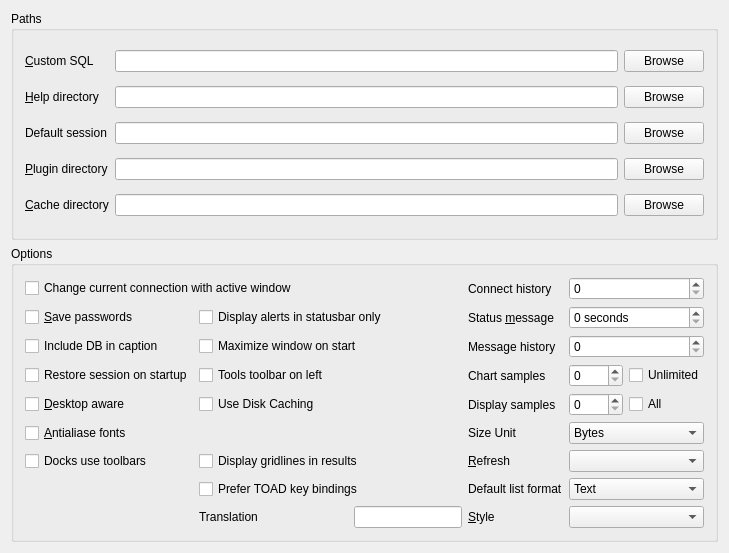
Before: the Qt Designer form src/toglobalsettingui.ui in tora-tool/tora, drawn with Qt 5.
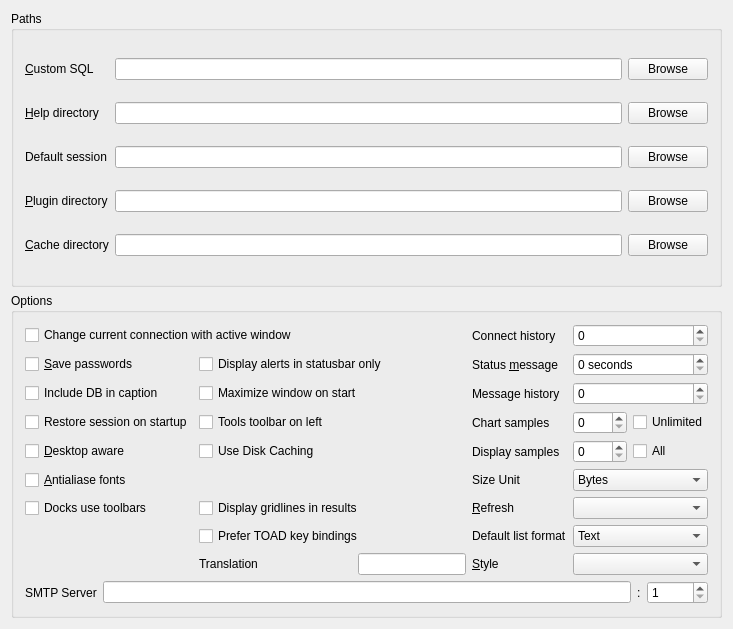
After: the same form once the commit is applied. Custom widgets are drawn as their Qt base class.

The edit to the form file:
```diff
--- a/src/toglobalsettingui.ui
+++ b/src/toglobalsettingui.ui
@@ -5,8 +5,8 @@
    <rect>
     <x>0</x>
     <y>0</y>
-    <width>729</width>
-    <height>553</height>
+    <width>733</width>
+    <height>629</height>
    </rect>
   </property>
   <property name="windowTitle" >
@@ -32,7 +32,7 @@
     <number>6</number>
    </property>
    <item row="0" column="0" >
-    <widget class="Q3GroupBox" name="GroupBox2" >
+    <widget class="QGroupBox" name="GroupBox2" >
      <property name="title" >
       <string>Paths</string>
      </property>
@@ -186,7 +186,7 @@
     </widget>
    </item>
    <item row="1" column="0" >
-    <widget class="Q3GroupBox" name="OptionGroup" >
+    <widget class="QGroupBox" name="OptionGroup" >
      <property name="title" >
       <string>Options</string>
      </property>
@@ -620,6 +620,37 @@
         </property>
        </widget>
       </item>
+      <item row="9" column="0" colspan="6" >
+       <layout class="QHBoxLayout" >
+        <item>
+         <widget class="QLabel" name="label" >
+          <property name="text" >
+           <string>SMTP Server</string>
+          </property>
+         </widget>
+        </item>
+        <item>
+         <widget class="QLineEdit" name="SmtpServer" />
+        </item>
+        <item>
+         <widget class="QLabel" name="label_2" >
+          <property name="text" >
+           <string>:</string>
+          </property>
+         </widget>
+        </item>
+        <item>
+         <widget class="QSpinBox" name="SmtpPort" >
+          <property name="minimum" >
+           <number>1</number>
+          </property>
+          <property name="maximum" >
+           <number>65536</number>
+          </property>
+         </widget>
+        </item>
+       </layout>
+      </item>
      </layout>
     </widget>
    </item>
@@ -627,14 +658,6 @@
  </widget>
  <layoutdefault spacing="6" margin="11" />
  <pixmapfunction>qPixmapFromMimeSource</pixmapfunction>
- <customwidgets>
-  <customwidget>
-   <class>Q3GroupBox</class>
-   <extends>QGroupBox</extends>
-   <header>Qt3Support/Q3GroupBox</header>
-   <container>1</container>
-  </customwidget>
- </customwidgets>
  <tabstops>
   <tabstop>CustomSQL</tabstop>
   <tabstop>SQLBrowse</tabstop>
```
